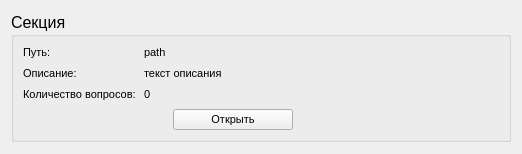
Before: the Qt Designer form editor/sectionwidget.ui in TheMrButcher/offline-mentor, drawn with Qt 5.
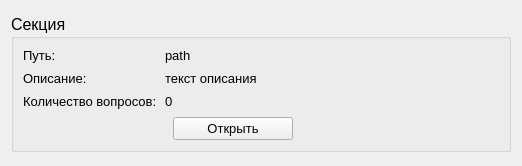
After: the same form once the commit is applied.

```diff
--- a/editor/sectionwidget.ui
+++ b/editor/sectionwidget.ui
@@ -7,7 +7,7 @@
     <x>0</x>
     <y>0</y>
     <width>518</width>
-    <height>154</height>
+    <height>166</height>
    </rect>
   </property>
   <property name="sizePolicy">
@@ -58,7 +58,7 @@
           </property>
           <property name="font">
            <font>
-            <pointsize>8</pointsize>
+            <pointsize>10</pointsize>
            </font>
           </property>
           <property name="text">
@@ -76,7 +76,7 @@
           </property>
           <property name="font">
            <font>
-            <pointsize>8</pointsize>
+            <pointsize>10</pointsize>
            </font>
           </property>
           <property name="text">
@@ -94,7 +94,7 @@
           </property>
           <property name="font">
            <font>
-            <pointsize>8</pointsize>
+            <pointsize>10</pointsize>
            </font>
           </property>
           <property name="text">
@@ -124,7 +124,7 @@
           </property>
           <property name="font">
            <font>
-            <pointsize>8</pointsize>
+            <pointsize>10</pointsize>
            </font>
           </property>
           <property name="text">
@@ -145,7 +145,7 @@
           </property>
           <property name="font">
            <font>
-            <pointsize>8</pointsize>
+            <pointsize>10</pointsize>
            </font>
           </property>
           <property name="text">
@@ -163,7 +163,7 @@
           </property>
           <property name="font">
            <font>
-            <pointsize>8</pointsize>
+            <pointsize>10</pointsize>
            </font>
           </property>
           <property name="text">
@@ -213,7 +213,7 @@
           </property>
           <property name="font">
            <font>
-            <pointsize>8</pointsize>
+            <pointsize>10</pointsize>
            </font>
           </property>
           <property name="text">
```
